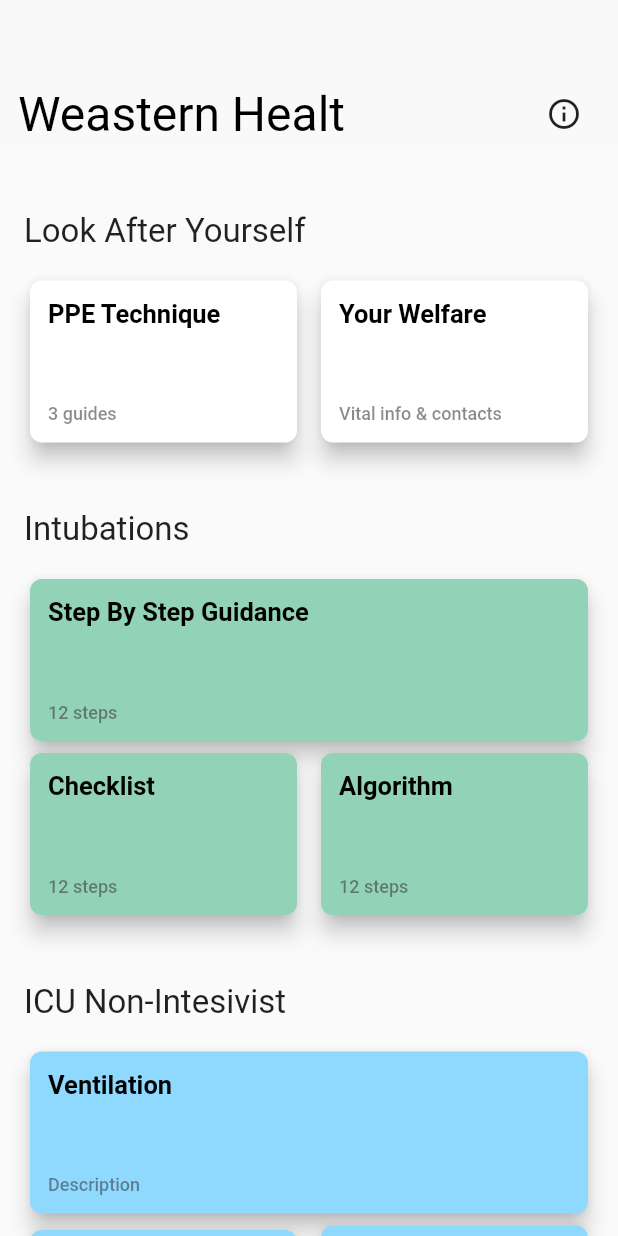
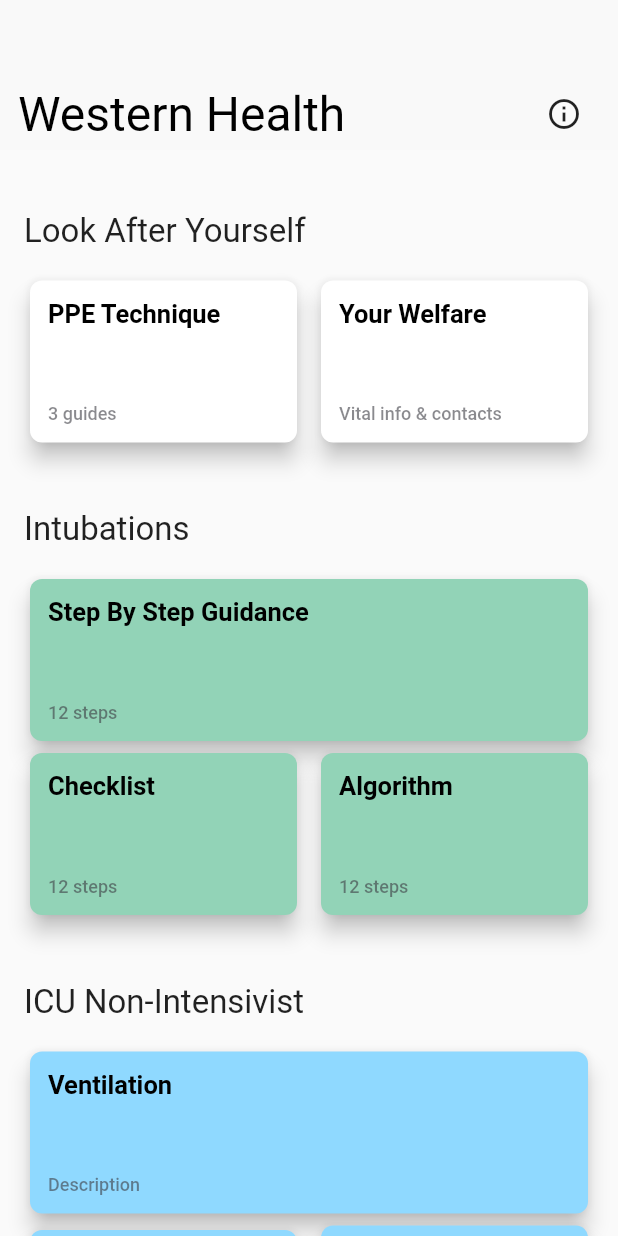
Before and after one commit to Western-Health-Covid19-Collaboration/wh_covid19_app, a Flutter app: the screen it shows after launch, on a phone screen of 412 x 824 dp. Run offline on Flutter 3.47's test engine with Material 2 defaults, Android fonts, the phone set to English and light mode, and no system bars; Roboto replaces fonts that are missing (SFProText).

Commit message:
Fixed typos

```diff
--- a/lib/view/home_page.dart
+++ b/lib/view/home_page.dart
@@ -20,7 +20,7 @@ class HomePage extends StatelessWidget {
                   mainAxisAlignment: MainAxisAlignment.spaceBetween,
                   children: <Widget>[
                     Text(
-                      'Weastern Healt',
+                      'Western Health',
                       style: appBarTextStyle,
                     ),
                     IconButton(
@@ -48,7 +48,7 @@ class HomePage extends StatelessWidget {
                 cards: intubation,
               ),
               CardContainer(
-                title: 'ICU Non-Intesivist',
+                title: 'ICU Non-Intensivist',
                 cards: icu,
               ),
             ]),
```
